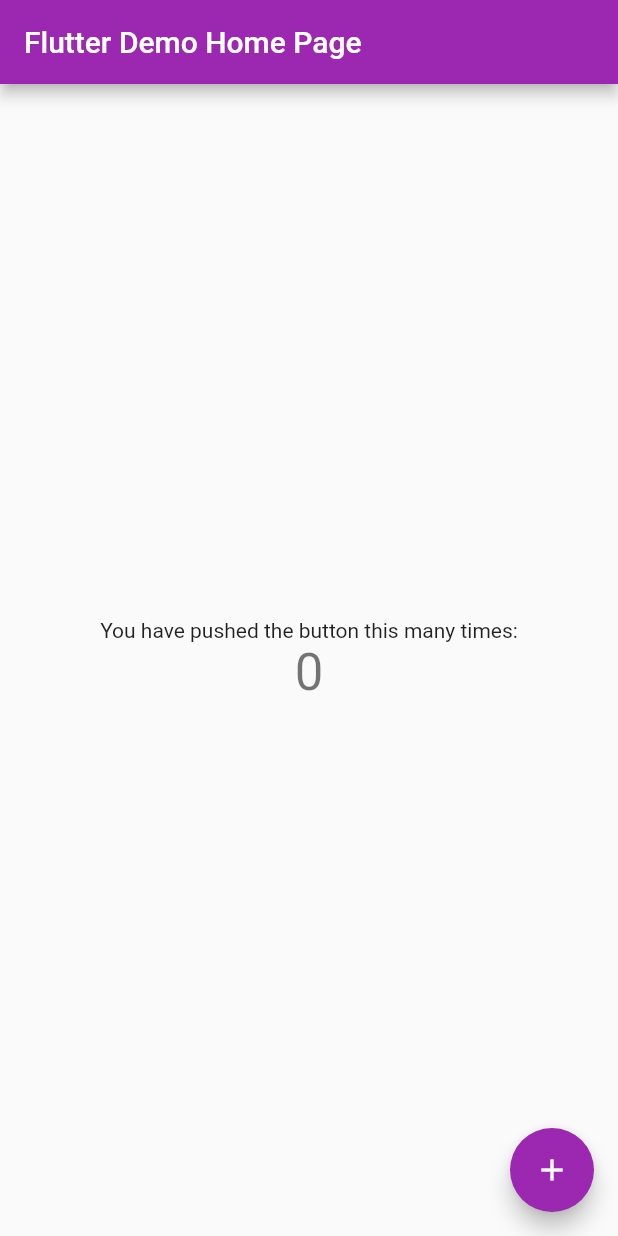
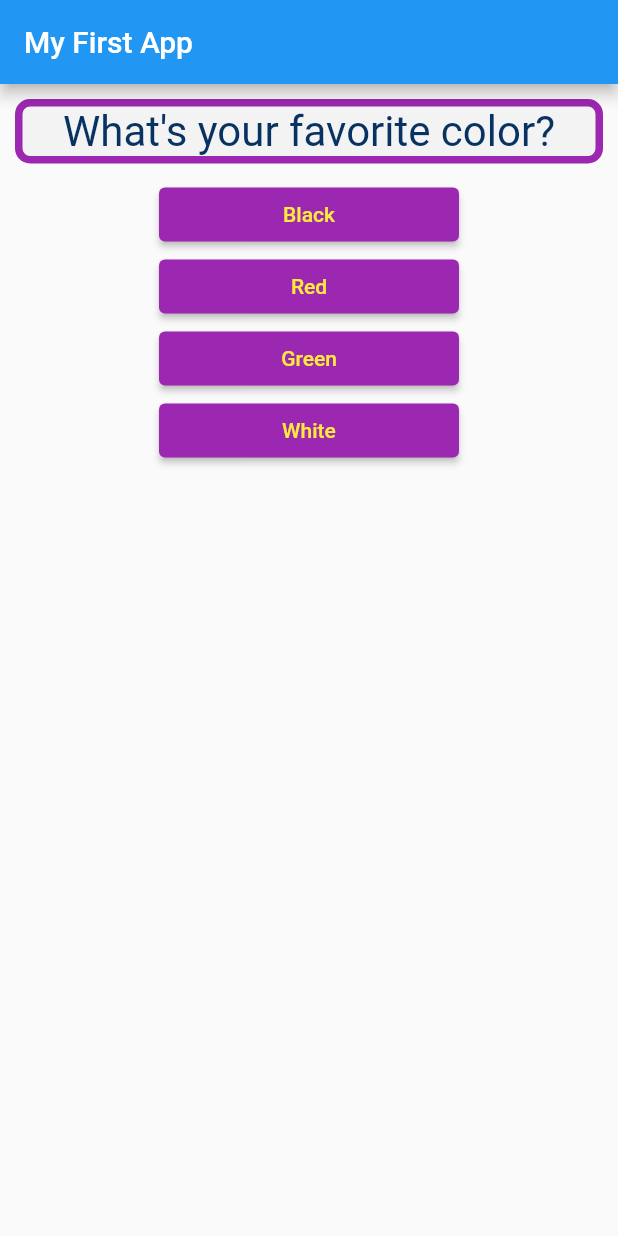
Before and after one commit to sparkls0/Fluttery, a Flutter app: the screen it shows after launch, on a phone screen of 412 x 824 dp. Run offline on Flutter 3.47's test engine with Material 2 defaults, Android fonts, the phone set to English and light mode, and no system bars.

Commit message:
Displaying questions and linked answer while having multiple widgets

```diff
--- /dev/null
+++ b/lib/answer.dart
@@ -0,0 +1,22 @@
+import 'package:flutter/material.dart';
+
+class Answer extends StatelessWidget {
+  final Function selectHandler;
+  final String answerText;
+
+  Answer(this.selectHandler, this.answerText);
+
+  @override
+  Widget build(BuildContext context) {
+    return Container(
+      width: 200,
+      child: ElevatedButton(
+          style: ElevatedButton.styleFrom(
+            foregroundColor: Colors.yellow,
+            backgroundColor: Colors.purple,
+          ),
+          child: Text(answerText),
+          onPressed: selectHandler),
+    );
+  }
+}
--- a/lib/main.dart
+++ b/lib/main.dart
@@ -1,113 +1,55 @@
 import 'package:flutter/material.dart';
 
-void main() {
-  runApp(MyApp());
+import './quiz.dart';
+import './result.dart';
+
+void main() => runApp(MyApp());
+
+class MyApp extends StatefulWidget {
+  @override
+  State<StatefulWidget> createState() {
+    return _MyAppState();
+  }
 }
 
-class MyApp extends StatelessWidget {
-  // This widget is the root of your application.
+class _MyAppState extends State<MyApp> {
+  var _questionIndex = 0;
+
+  void _answerQuestion() {
+    setState(() {
+      _questionIndex = _questionIndex + 1;
+    });
+
+    print('Answer Chosen');
+  }
+
   @override
+  var _questions = [
+    {
+      'questionText': 'What\'s your favorite color?',
+      'answers': ['Black', 'Red', 'Green', 'White']
+    },
+    {
+      'questionText': 'What\'s your favorite animal?',
+      'answers': ['Rabbit', 'Snake', 'Elephant', 'Lion']
+    },
+    {
+      'questionText': 'Who\'s your favorite instructor?',
+      'answers': ['Max', 'Louis', 'Mastro', 'Lorenzo']
+    },
+  ];
   Widget build(BuildContext context) {
     return MaterialApp(
-      title: 'Flutter Demo',
-      theme: ThemeData(
-        // This is the theme of your application.
-        //
-        // Try running your application with "flutter run". You'll see the
-        // application has a blue toolbar. Then, without quitting the app, try
-        // changing the primarySwatch below to Colors.green and then invoke
-        // "hot reload" (press "r" in the console where you ran "flutter run",
-        // or simply save your changes to "hot reload" in a Flutter IDE).
-        // Notice that the counter didn't reset back to zero; the application
-        // is not restarted.
-        primarySwatch: Colors.purple,
-      ),
-      home: MyHomePage(title: 'Flutter Demo Home Page'),
+      home: Scaffold(
+          appBar: AppBar(
+            title: Text('My First App'),
+          ),
+          body: _questionIndex < _questions.length
+              ? Quiz(
+                  answerQuestion: _answerQuestion,
+                  questionIndex: _questionIndex,
+                  questions: _questions)
+              : Result()),
     );
   }
 }
-
-class MyHomePage extends StatefulWidget {
-  MyHomePage({Key key, this.title}) : super(key: key);
-
-  // This widget is the home page of your application. It is stateful, meaning
-  // that it has a State object (defined below) that contains fields that affect
-  // how it looks.
-
-  // This class is the configuration for the state. It holds the values (in this
-  // case the title) provided by the parent (in this case the App widget) and
-  // used by the build method of the State. Fields in a Widget subclass are
-  // always marked "final".
-
-  final String title;
-
-  @override
-  _MyHomePageState createState() => _MyHomePageState();
-}
-
-class _MyHomePageState extends State<MyHomePage> {
-  int _counter = 0;
-
-  void _incrementCounter() {
-    setState(() {
-      // This call to setState tells the Flutter framework that something has
-      // changed in this State, which causes it to rerun the build method below
-      // so that the display can reflect the updated values. If we changed
-      // _counter without calling setState(), then the build method would not be
-      // called again, and so nothing would appear to happen.
-      _counter++;
-    });
-  }
-
-  @override
-  Widget build(BuildContext context) {
-    // This method is rerun every time setState is called, for instance as done
-    // by the _incrementCounter method above.
-    //
-    // The Flutter framework has been optimized to make rerunning build methods
-    // fast, so that you can just rebuild anything that needs updating rather
-    // than having to individually change instances of widgets.
-    return Scaffold(
-      appBar: AppBar(
-        // Here we take the value from the MyHomePage object that was created by
-        // the App.build method, and use it to set our appbar title.
-        title: Text(widget.title),
-      ),
-      body: Center(
-        // Center is a layout widget. It takes a single child and positions it
-        // in the middle of the parent.
-        child: Column(
-          // Column is also a layout widget. It takes a list of children and
-          // arranges them vertically. By default, it sizes itself to fit its
-          // children horizontally, and tries to be as tall as its parent.
-          //
-          // Invoke "debug painting" (press "p" in the console, choose the
-          // "Toggle Debug Paint" action from the Flutter Inspector in Android
-          // Studio, or the "Toggle Debug Paint" command in Visual Studio Code)
-          // to see the wireframe for each widget.
-          //
-          // Column has various properties to control how it sizes itself and
-          // how it positions its children. Here we use mainAxisAlignment to
-          // center the children vertically; the main axis here is the vertical
-          // axis because Columns are vertical (the cross axis would be
-          // horizontal).
-          mainAxisAlignment: MainAxisAlignment.center,
-          children: <Widget>[
-            Text(
-              'You have pushed the button this many times:',
-            ),
-            Text(
-              '$_counter',
-              style: Theme.of(context).textTheme.headline4,
-            ),
-          ],
-        ),
-      ),
-      floatingActionButton: FloatingActionButton(
-        onPressed: _incrementCounter,
-        tooltip: 'Increment',
-        child: Icon(Icons.add),
-      ), // This trailing comma makes auto-formatting nicer for build methods.
-    );
-  }
-}
--- /dev/null
+++ b/lib/question.dart
@@ -0,0 +1,25 @@
+import 'package:flutter/material.dart';
+import 'main.dart';
+
+class Question extends StatelessWidget {
+  final String questionText;
+
+  Question(this.questionText);
+
+  @override
+  Widget build(BuildContext context) {
+    return Container(
+      width: double.infinity,
+      margin: EdgeInsets.all(10),
+      decoration: BoxDecoration(
+          borderRadius: BorderRadius.circular(10),
+          color: Color.fromARGB(255, 243, 243, 243),
+          border: Border.all(width: 5, color: Colors.purple)),
+      child: Text(
+        questionText,
+        style: TextStyle(fontSize: 28, color: Color.fromARGB(255, 8, 50, 97)),
+        textAlign: TextAlign.center,
+      ),
+    );
+  }
+}
--- /dev/null
+++ b/lib/quiz.dart
@@ -0,0 +1,33 @@
+import 'package:flutter/src/foundation/key.dart';
+import 'package:flutter/src/widgets/container.dart';
+import 'package:flutter/src/widgets/framework.dart';
+
+import 'package:flutter/material.dart';
+
+import './answer.dart';
+import './question.dart';
+
+class Quiz extends StatelessWidget {
+  final List<Map<String, Object>> questions;
+  final Function answerQuestion;
+  final int questionIndex;
+
+  Quiz(
+      {@required this.questions,
+      @required this.answerQuestion,
+      @required this.questionIndex});
+
+  @override
+  Widget build(BuildContext context) {
+    return Column(
+      children: [
+        Question(
+          questions[questionIndex]['questionText'],
+        ),
+        ...(questions[questionIndex]['answers'] as List<String>).map((answer) {
+          return Answer(answerQuestion, answer);
+        }).toList()
+      ],
+    );
+  }
+}
--- /dev/null
+++ b/lib/result.dart
@@ -0,0 +1,10 @@
+import 'package:flutter/material.dart';
+
+class Result extends StatelessWidget {
+  @override
+  Widget build(BuildContext context) {
+    return Center(
+      child: Text('You did it!'),
+    );
+  }
+}
```
